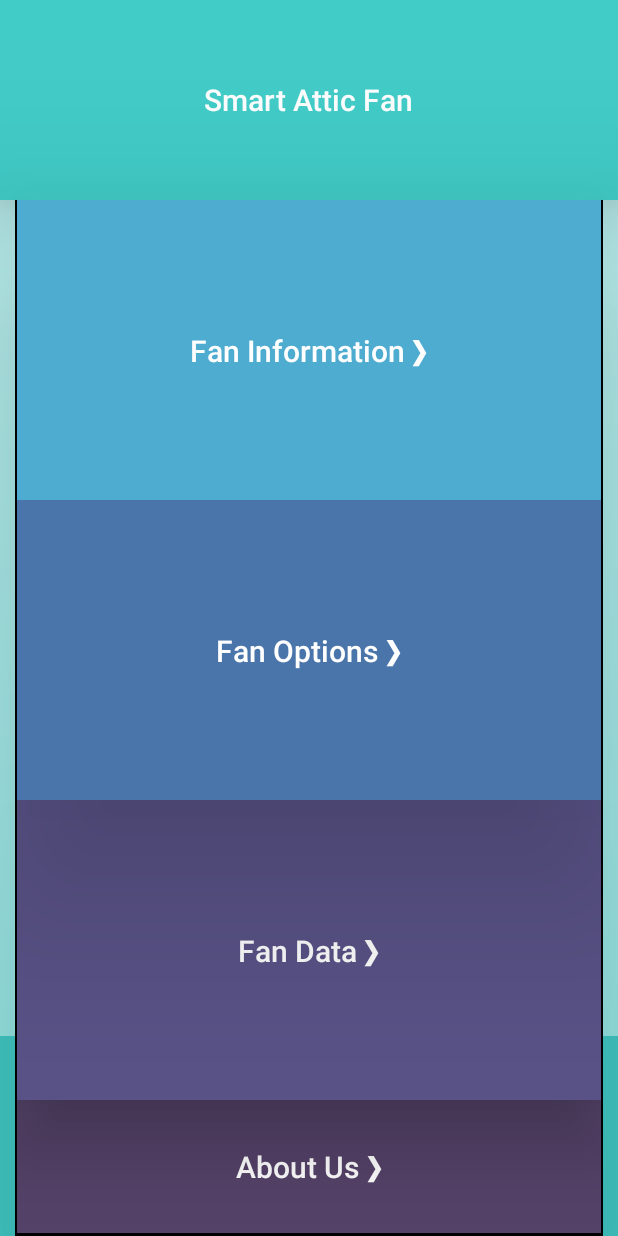
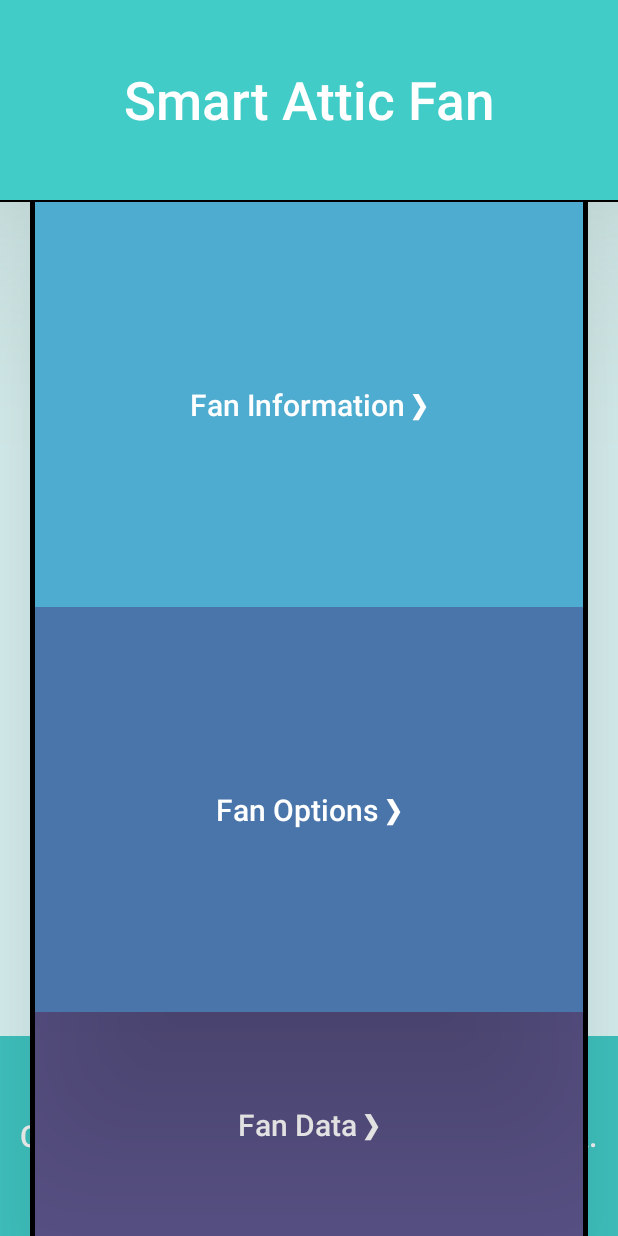
Before and after one commit to markozdemir/SmartAtticFan, an Android app: the screen it shows after launch (MainActivity), on a phone screen of 412 x 824 dp. Run offline under Robolectric (Android 15) with nearby library versions, the phone set to English and light mode, and no system bars.

Commit message:
Added more touches

```diff
--- a/smart_attic_fan/app/src/main/res/layout/activity_main.xml
+++ b/smart_attic_fan/app/src/main/res/layout/activity_main.xml
@@ -3,7 +3,7 @@
     xmlns:tools="http://schemas.android.com/tools"
     android:layout_width="match_parent"
     android:layout_height="match_parent"
-    android:background = "@drawable/gradient_background">
+    android:background = "#E1FBFA">
 
     <include layout="@layout/header" />
     <include layout="@layout/footer" />
@@ -13,19 +13,19 @@
     <RelativeLayout
     android:layout_width="wrap_content"
     android:layout_height="wrap_content"
-    android:layout_marginLeft="10dp"
-    android:layout_marginRight="10dp"
+    android:layout_marginLeft="20dp"
+    android:layout_marginRight="20dp"
     android:elevation="80dp"
     android:background = "#000"
     android:layout_below="@id/header" >
     <RelativeLayout
         android:id="@+id/fan_information"
         android:layout_width="fill_parent"
-        android:layout_height="300px"
+        android:layout_height="405px"
         android:background = "#4EACD0"
         android:elevation="80dp"
-        android:layout_marginLeft="1dp"
-        android:layout_marginRight="1dp"
+        android:layout_marginLeft="3dp"
+        android:layout_marginRight="3dp"
         android:layout_marginTop="0dp"
         android:gravity="center" >
 
@@ -41,12 +41,12 @@
     <RelativeLayout
         android:id="@+id/fan_options"
         android:layout_width="fill_parent"
-        android:layout_height="300px"
+        android:layout_height="405px"
         android:layout_below="@id/fan_information"
         android:background = "#4975AA"
         android:elevation="80dp"
-        android:layout_marginLeft="1dp"
-        android:layout_marginRight="1dp"
+        android:layout_marginLeft="3dp"
+        android:layout_marginRight="3dp"
         android:gravity="center" >
 
         <TextView
@@ -62,12 +62,12 @@
     <RelativeLayout
         android:id="@+id/fan_data"
         android:layout_width="fill_parent"
-        android:layout_height="300px"
+        android:layout_height="405px"
         android:layout_below="@id/fan_options"
         android:background = "#5A5388"
         android:elevation="30dp"
-        android:layout_marginLeft="1dp"
-        android:layout_marginRight="1dp"
+        android:layout_marginLeft="3dp"
+        android:layout_marginRight="3dp"
         android:gravity="center" >
 
         <TextView
@@ -82,12 +82,11 @@
     <RelativeLayout
         android:id="@+id/about"
         android:layout_width="fill_parent"
-        android:layout_height="300px"
+        android:layout_height="405px"
         android:layout_below="@id/fan_data"
         android:background = "#554269"
-        android:layout_marginLeft="1dp"
-        android:layout_marginRight="1dp"
-        android:layout_marginBottom="2dp"
+        android:layout_marginLeft="3dp"
+        android:layout_marginRight="3dp"
         android:gravity="center" >
 
         <TextView
--- a/smart_attic_fan/app/src/main/res/layout/footer.xml
+++ b/smart_attic_fan/app/src/main/res/layout/footer.xml
@@ -12,7 +12,7 @@
         android:layout_width="wrap_content"
         android:layout_height="wrap_content"
         android:text="Columbia University, IoT. James, Yin, Mark."
-        android:fontFamily="sans-serif-thin"
+        android:fontFamily="sans-serif-medium"
         android:textColor="#FFF"
         android:textSize="20sp" />
 </RelativeLayout>
--- a/smart_attic_fan/app/src/main/res/layout/header.xml
+++ b/smart_attic_fan/app/src/main/res/layout/header.xml
@@ -1,11 +1,16 @@
 <?xml version="1.0" encoding="utf-8"?>
 <RelativeLayout xmlns:android="http://schemas.android.com/apk/res/android"
 android:id="@+id/header"
+android:layout_width="wrap_content"
+android:layout_height="wrap_content"
+android:elevation="80dp"
+android:background = "#000" >
+    <RelativeLayout
         android:layout_width="match_parent"
         android:layout_height="200px"
         android:layout_alignParentTop="true"
         android:background="#42CCC8"
-android:elevation="30dp"
+        android:layout_marginBottom="1dp"
         android:gravity="center" >
 
         <TextView
@@ -15,5 +20,6 @@
             android:fontFamily="sans-serif-medium"
             android:text="Smart Attic Fan"
             android:textColor="#FFF"
-    android:textSize="20sp" />
+            android:textSize="35sp" />
     </RelativeLayout>
+</RelativeLayout>
```
Lines whose indentation alone changed are shown as unchanged.
